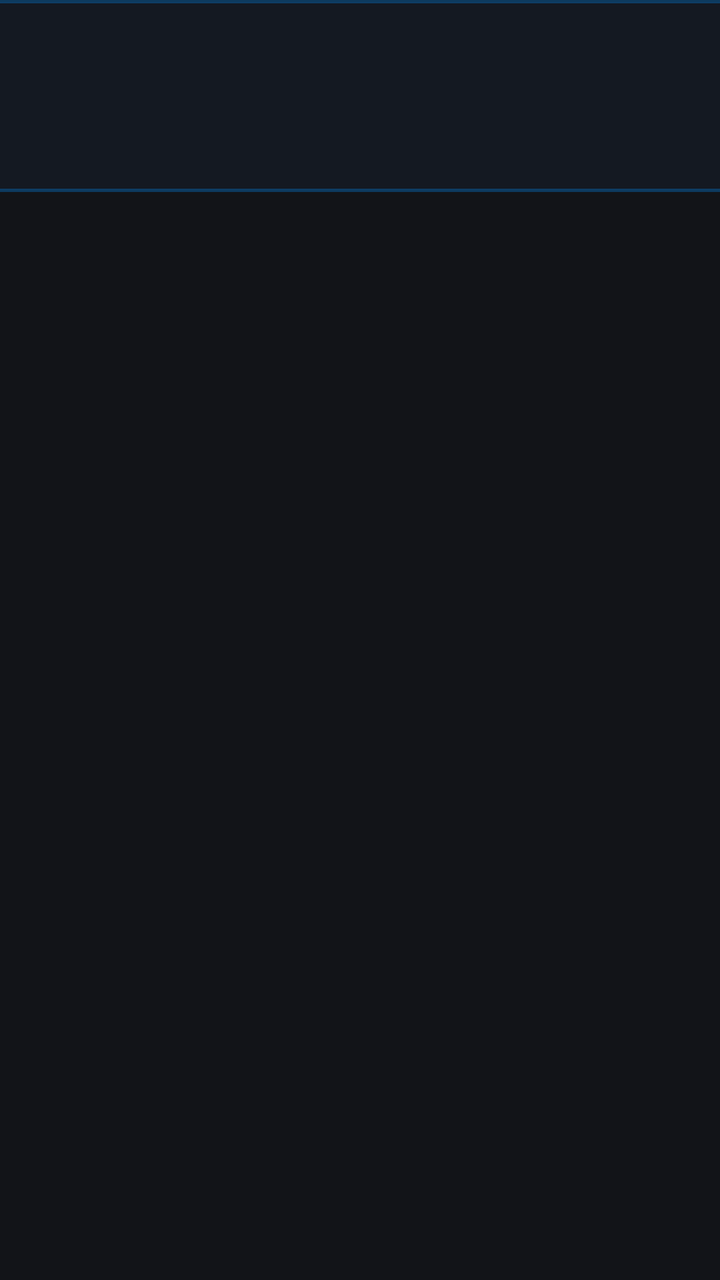
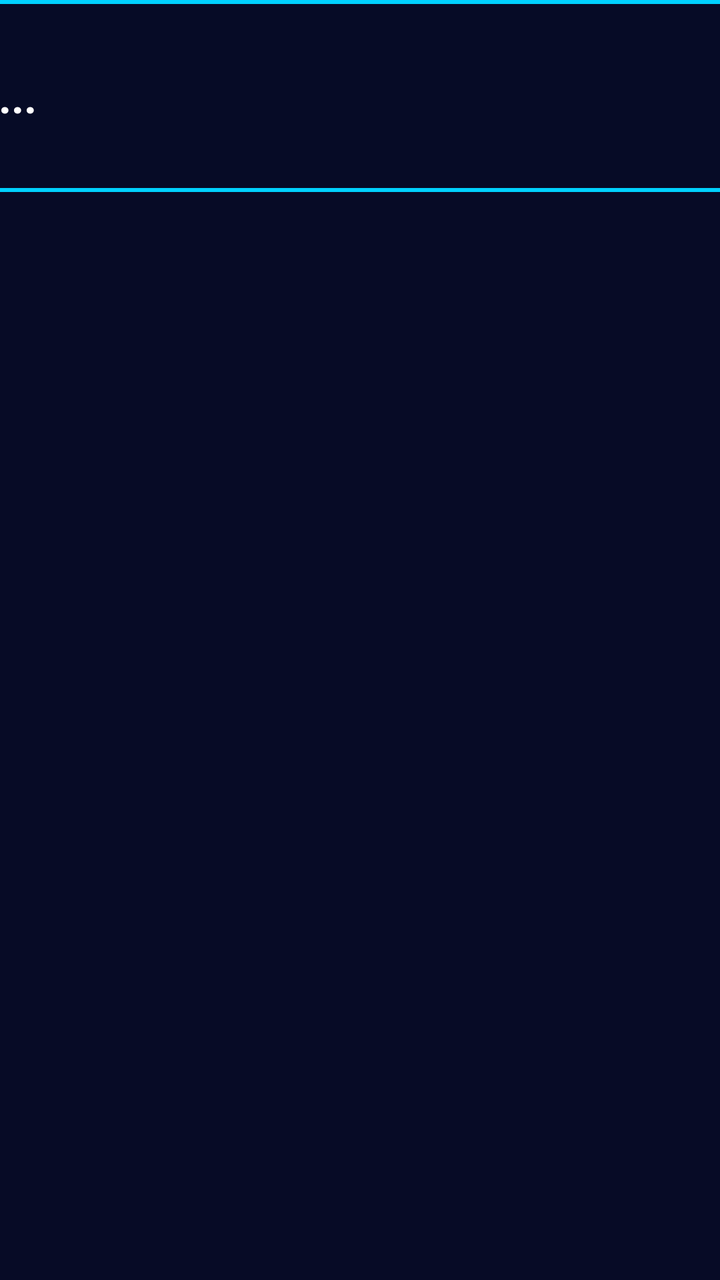

An Android layout rendered at two revisions. The XML below is the earlier revision; the diff shows what the commit changed to produce the second picture.
<!-- AndroidManifest.xml: application theme Theme.VisionVoice -->
<!-- res/layout/view_voice_overlay.xml -->
<?xml version="1.0" encoding="utf-8"?>
<LinearLayout xmlns:android="http://schemas.android.com/apk/res/android"
    android:id="@+id/overlayRoot"
    android:layout_width="match_parent"
    android:layout_height="wrap_content"
    android:gravity="center_horizontal"
    android:paddingStart="48dp"
    android:paddingEnd="48dp"
    android:paddingBottom="28dp"
    android:clipToPadding="false">

    <LinearLayout
        android:id="@+id/overlayCard"
        android:layout_width="1100dp"
        android:layout_height="wrap_content"
        android:minHeight="96dp"
        android:background="@drawable/bg_voice_overlay"
        android:elevation="12dp"
        android:gravity="center_vertical"
        android:orientation="horizontal"
        android:paddingStart="24dp"
        android:paddingTop="14dp"
        android:paddingEnd="24dp"
        android:paddingBottom="14dp">

        
        <FrameLayout
            android:id="@+id/layoutOverlayIconBg"
            android:layout_width="54dp"
            android:layout_height="54dp"
            android:layout_marginEnd="20dp"
            android:background="@drawable/bg_icon_circle">

            <TextView
                android:id="@+id/tvOverlayIcon"
                android:layout_width="match_parent"
                android:layout_height="match_parent"
                android:gravity="center"
                android:text="🎙"
                android:textSize="26sp" />
        </FrameLayout>

        
        <LinearLayout
            android:layout_width="0dp"
            android:layout_height="wrap_content"
            android:layout_weight="1"
            android:orientation="vertical">

            
            <LinearLayout
                android:layout_width="match_parent"
                android:layout_height="wrap_content"
                android:gravity="center_vertical"
                android:orientation="horizontal">

                <TextView
                    android:id="@+id/tvOverlayStateBadge"
                    android:layout_width="wrap_content"
                    android:layout_height="wrap_content"
                    android:background="@drawable/bg_badge_state"
                    android:paddingStart="8dp"
                    android:paddingTop="2dp"
                    android:paddingEnd="8dp"
                    android:paddingBottom="2dp"
                    android:text="СЛУШАЮ"
                    android:textColor="@color/accent_green"
                    android:textSize="12sp"
                    android:textStyle="bold" />

                <TextView
                    android:id="@+id/tvOverlayStt"
                    android:layout_width="match_parent"
                    android:layout_height="wrap_content"
                    android:layout_marginStart="12dp"
                    android:ellipsize="end"
                    android:maxLines="1"
                    android:text="Говорите в пульт..."
                    android:textColor="@color/text_primary"
                    android:textSize="20sp"
                    android:textStyle="bold" />
            </LinearLayout>

            
            <LinearLayout
                android:id="@+id/layoutOverlayResult"
                android:layout_width="match_parent"
                android:layout_height="wrap_content"
                android:layout_marginTop="6dp"
                android:gravity="center_vertical"
                android:orientation="horizontal"
                android:visibility="gone">

                <TextView
                    android:id="@+id/tvOverlayIntentBadge"
                    android:layout_width="wrap_content"
                    android:layout_height="wrap_content"
                    android:textColor="@color/text_secondary"
                    android:textSize="14sp"
                    android:text="Команда:" />

                <TextView
                    android:id="@+id/tvOverlayResultText"
                    android:layout_width="match_parent"
                    android:layout_height="wrap_content"
                    android:layout_marginStart="8dp"
                    android:ellipsize="end"
                    android:maxLines="1"
                    android:textColor="@color/text_mono"
                    android:textSize="16sp" />
            </LinearLayout>

        </LinearLayout>

        
        <LinearLayout
            android:layout_width="wrap_content"
            android:layout_height="wrap_content"
            android:layout_marginStart="16dp"
            android:gravity="end"
            android:orientation="vertical">

            <TextView
                android:id="@+id/tvOverlayMeter"
                android:layout_width="wrap_content"
                android:layout_height="wrap_content"
                android:fontFamily="monospace"
                android:text="RMS: -96 dB"
                android:textColor="@color/text_secondary"
                android:textSize="13sp" />

            <TextView
                android:id="@+id/tvOverlayLatency"
                android:layout_width="wrap_content"
                android:layout_height="wrap_content"
                android:layout_marginTop="4dp"
                android:fontFamily="monospace"
                android:text="— ms | RTF: —"
                android:textColor="@color/text_mono"
                android:textSize="12sp" />
        </LinearLayout>

    </LinearLayout>
</LinearLayout>
<!-- resources referenced by this layout -->
<resources>
  <color name="accent_green">#00E676</color>
  <color name="text_mono">#64FFDA</color>
  <color name="text_primary">#FFFFFF</color>
  <color name="text_secondary">#9EABB8</color>
  <!-- drawable bg_badge_state (drawable) -->
  <?xml version="1.0" encoding="utf-8"?>
  <shape xmlns:android="http://schemas.android.com/apk/res/android"
      android:shape="rectangle">
      <solid android:color="#2600E676" />
      <stroke
          android:width="1dp"
          android:color="#4D00E676" />
      <corners android:radius="6dp" />
  </shape>
  <!-- drawable bg_icon_circle (drawable) -->
  <?xml version="1.0" encoding="utf-8"?>
  <shape xmlns:android="http://schemas.android.com/apk/res/android"
      android:shape="oval">
      <solid android:color="#260091FF" />
      <stroke
          android:width="1dp"
          android:color="#4D0091FF" />
  </shape>
  <!-- drawable bg_voice_overlay (drawable) -->
  <?xml version="1.0" encoding="utf-8"?>
  <shape xmlns:android="http://schemas.android.com/apk/res/android"
      android:shape="rectangle">
      <solid android:color="#E6151A24" />
      <stroke
          android:width="1.5dp"
          android:color="#4D0091FF" />
      <corners android:radius="24dp" />
  </shape>
  <style name="Theme.VisionVoice" parent="Theme.AppCompat.NoActionBar">
          <item name="android:windowBackground">@color/bg_dark</item>
          <item name="android:textColor">@color/text_primary</item>
          <item name="colorPrimary">@color/accent_blue</item>
          <item name="colorAccent">@color/accent_blue</item>
      </style>
  <color name="bg_dark">#121418</color>
  <color name="accent_blue">#0091FF</color>
</resources>

<!-- the commit's change to res/layout/view_voice_overlay.xml (unified diff, before → after) -->
@@ -26,18 +26,18 @@
         
         <FrameLayout
             android:id="@+id/layoutOverlayIconBg"
-            android:layout_width="54dp"
-            android:layout_height="54dp"
+            android:layout_width="56dp"
+            android:layout_height="56dp"
             android:layout_marginEnd="20dp"
             android:background="@drawable/bg_icon_circle">
 
-            <TextView
-                android:id="@+id/tvOverlayIcon"
-                android:layout_width="match_parent"
-                android:layout_height="match_parent"
-                android:gravity="center"
-                android:text="🎙"
-                android:textSize="26sp" />
+            <ImageView
+                android:id="@+id/ivOverlayLogo"
+                android:layout_width="44dp"
+                android:layout_height="44dp"
+                android:layout_gravity="center"
+                android:src="@drawable/ic_overlay_symbol"
+                android:contentDescription="@string/app_name" />
         </FrameLayout>
 
         
@@ -59,25 +59,25 @@
                     android:layout_width="wrap_content"
                     android:layout_height="wrap_content"
                     android:background="@drawable/bg_badge_state"
-                    android:paddingStart="8dp"
-                    android:paddingTop="2dp"
-                    android:paddingEnd="8dp"
-                    android:paddingBottom="2dp"
+                    android:paddingStart="10dp"
+                    android:paddingTop="3dp"
+                    android:paddingEnd="10dp"
+                    android:paddingBottom="3dp"
                     android:text="СЛУШАЮ"
-                    android:textColor="@color/accent_green"
-                    android:textSize="12sp"
+                    android:textColor="@color/brand_cyan"
+                    android:textSize="13sp"
                     android:textStyle="bold" />
 
                 <TextView
                     android:id="@+id/tvOverlayStt"
                     android:layout_width="match_parent"
                     android:layout_height="wrap_content"
-                    android:layout_marginStart="12dp"
+                    android:layout_marginStart="14dp"
                     android:ellipsize="end"
                     android:maxLines="1"
                     android:text="Говорите в пульт..."
                     android:textColor="@color/text_primary"
-                    android:textSize="20sp"
+                    android:textSize="22sp"
                     android:textStyle="bold" />
             </LinearLayout>
 
@@ -86,7 +86,7 @@
                 android:id="@+id/layoutOverlayResult"
                 android:layout_width="match_parent"
                 android:layout_height="wrap_content"
-                android:layout_marginTop="6dp"
+                android:layout_marginTop="8dp"
                 android:gravity="center_vertical"
                 android:orientation="horizontal"
                 android:visibility="gone">
@@ -95,50 +95,23 @@
                     android:id="@+id/tvOverlayIntentBadge"
                     android:layout_width="wrap_content"
                     android:layout_height="wrap_content"
-                    android:textColor="@color/text_secondary"
-                    android:textSize="14sp"
+                    android:textColor="@color/brand_cyan"
+                    android:textSize="15sp"
+                    android:textStyle="bold"
                     android:text="Команда:" />
 
                 <TextView
                     android:id="@+id/tvOverlayResultText"
                     android:layout_width="match_parent"
                     android:layout_height="wrap_content"
-                    android:layout_marginStart="8dp"
+                    android:layout_marginStart="10dp"
                     android:ellipsize="end"
                     android:maxLines="1"
-                    android:textColor="@color/text_mono"
-                    android:textSize="16sp" />
+                    android:textColor="@color/text_primary"
+                    android:textSize="17sp" />
             </LinearLayout>
 
         </LinearLayout>
 
-        
-        <LinearLayout
-            android:layout_width="wrap_content"
-            android:layout_height="wrap_content"
-            android:layout_marginStart="16dp"
-            android:gravity="end"
-            android:orientation="vertical">
-
-            <TextView
-                android:id="@+id/tvOverlayMeter"
-                android:layout_width="wrap_content"
-                android:layout_height="wrap_content"
-                android:fontFamily="monospace"
-                android:text="RMS: -96 dB"
-                android:textColor="@color/text_secondary"
-                android:textSize="13sp" />
-
-            <TextView
-                android:id="@+id/tvOverlayLatency"
-                android:layout_width="wrap_content"
-                android:layout_height="wrap_content"
-                android:layout_marginTop="4dp"
-                android:fontFamily="monospace"
-                android:text="— ms | RTF: —"
-                android:textColor="@color/text_mono"
-                android:textSize="12sp" />
-        </LinearLayout>
-
     </LinearLayout>
 </LinearLayout>
<!-- resource entries referenced after the edit -->
@@ -1,45 +1,45 @@
 <!-- resources referenced by this layout -->
 <resources>
-  <color name="accent_green">#00E676</color>
-  <color name="text_mono">#64FFDA</color>
+  <color name="brand_cyan">#00D2FF</color>
   <color name="text_primary">#FFFFFF</color>
-  <color name="text_secondary">#9EABB8</color>
   <!-- drawable bg_badge_state (drawable) -->
   <?xml version="1.0" encoding="utf-8"?>
   <shape xmlns:android="http://schemas.android.com/apk/res/android"
       android:shape="rectangle">
-      <solid android:color="#2600E676" />
+      <solid android:color="#2000D2FF" />
       <stroke
           android:width="1dp"
-          android:color="#4D00E676" />
-      <corners android:radius="6dp" />
+          android:color="#8000D2FF" />
+      <corners android:radius="8dp" />
   </shape>
   <!-- drawable bg_icon_circle (drawable) -->
   <?xml version="1.0" encoding="utf-8"?>
   <shape xmlns:android="http://schemas.android.com/apk/res/android"
       android:shape="oval">
-      <solid android:color="#260091FF" />
+      <solid android:color="#2600D2FF" />
       <stroke
-          android:width="1dp"
-          android:color="#4D0091FF" />
+          android:width="1.5dp"
+          android:color="@color/brand_cyan" />
   </shape>
   <!-- drawable bg_voice_overlay (drawable) -->
   <?xml version="1.0" encoding="utf-8"?>
   <shape xmlns:android="http://schemas.android.com/apk/res/android"
       android:shape="rectangle">
-      <solid android:color="#E6151A24" />
+      <solid android:color="@color/overlay_bg" />
       <stroke
-          android:width="1.5dp"
-          android:color="#4D0091FF" />
+          android:width="2dp"
+          android:color="@color/brand_cyan" />
       <corners android:radius="24dp" />
   </shape>
+  <!-- drawable ic_overlay_symbol: png bitmap (drawable, 8372 bytes) -->
+  <string name="app_name">VisionVoice STT</string>
   <style name="Theme.VisionVoice" parent="Theme.AppCompat.NoActionBar">
-          <item name="android:windowBackground">@color/bg_dark</item>
+          <item name="android:windowBackground">@color/brand_dark_bg</item>
           <item name="android:textColor">@color/text_primary</item>
-          <item name="colorPrimary">@color/accent_blue</item>
-          <item name="colorAccent">@color/accent_blue</item>
+          <item name="colorPrimary">@color/brand_cyan</item>
+          <item name="colorAccent">@color/brand_cyan</item>
       </style>
-  <color name="bg_dark">#121418</color>
-  <color name="accent_blue">#0091FF</color>
+  <color name="overlay_bg">#F2070B26</color>
+  <color name="brand_dark_bg">#070B26</color>
 </resources>
 
